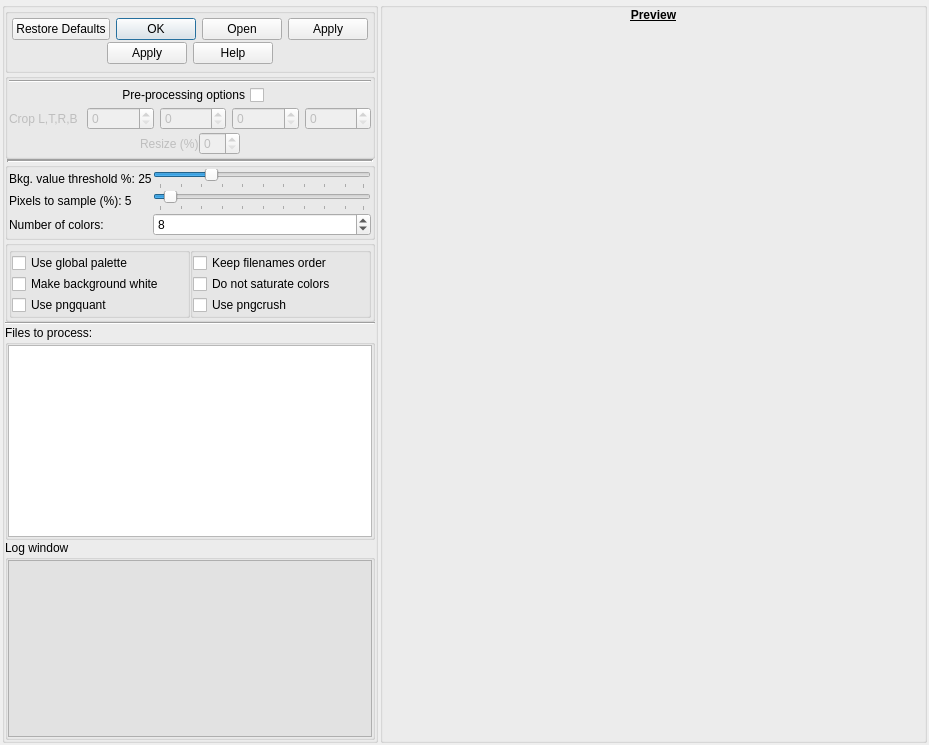
clapautius/noteshrink-qt, file noteshrinkdialog.ui: the form before one commit.
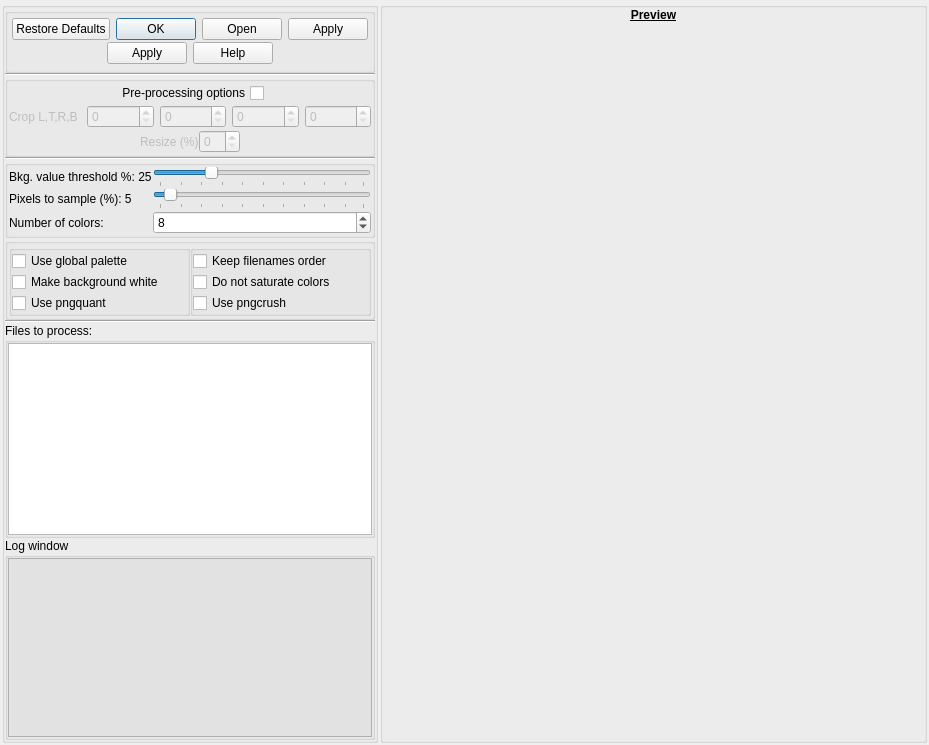
The form after the commit.

Commit message: Fix progress bars values. Small GUI adjustments.

The edit to the form file:
```diff
--- a/noteshrinkdialog.ui
+++ b/noteshrinkdialog.ui
@@ -40,6 +40,9 @@
      <property name="title">
       <string/>
      </property>
+     <property name="flat">
+      <bool>false</bool>
+     </property>
      <layout class="QVBoxLayout" name="verticalLayout_3">
       <property name="spacing">
        <number>0</number>
@@ -106,6 +109,13 @@
         </layout>
        </widget>
       </item>
+      <item>
+       <widget class="Line" name="line_1">
+        <property name="orientation">
+         <enum>Qt::Horizontal</enum>
+        </property>
+       </widget>
+      </item>
       <item>
        <widget class="QGroupBox" name="m_preprocessing_box_try">
         <property name="title">
@@ -136,13 +146,6 @@
          <property name="bottomMargin">
           <number>1</number>
          </property>
-         <item>
-          <widget class="Line" name="line_2">
-           <property name="orientation">
-            <enum>Qt::Horizontal</enum>
-           </property>
-          </widget>
-         </item>
          <item>
           <layout class="QHBoxLayout" name="horizontalLayout_8">
            <property name="spacing">
@@ -309,13 +312,7 @@
        </widget>
       </item>
       <item>
-       <widget class="Line" name="line">
-        <property name="styleSheet">
-         <string notr="true">margin: 2px;</string>
-        </property>
-        <property name="lineWidth">
-         <number>2</number>
-        </property>
+       <widget class="Line" name="line_2">
         <property name="orientation">
          <enum>Qt::Horizontal</enum>
         </property>
@@ -419,9 +416,6 @@
       </item>
       <item>
        <widget class="QGroupBox" name="m_noteshrink_params2_box">
-        <property name="title">
-         <string/>
-        </property>
         <property name="alignment">
          <set>Qt::AlignJustify|Qt::AlignVCenter</set>
         </property>
```
Left out of the diff: 2 changed lines with no effect on the pictures. The commit also changes 1 other file.
